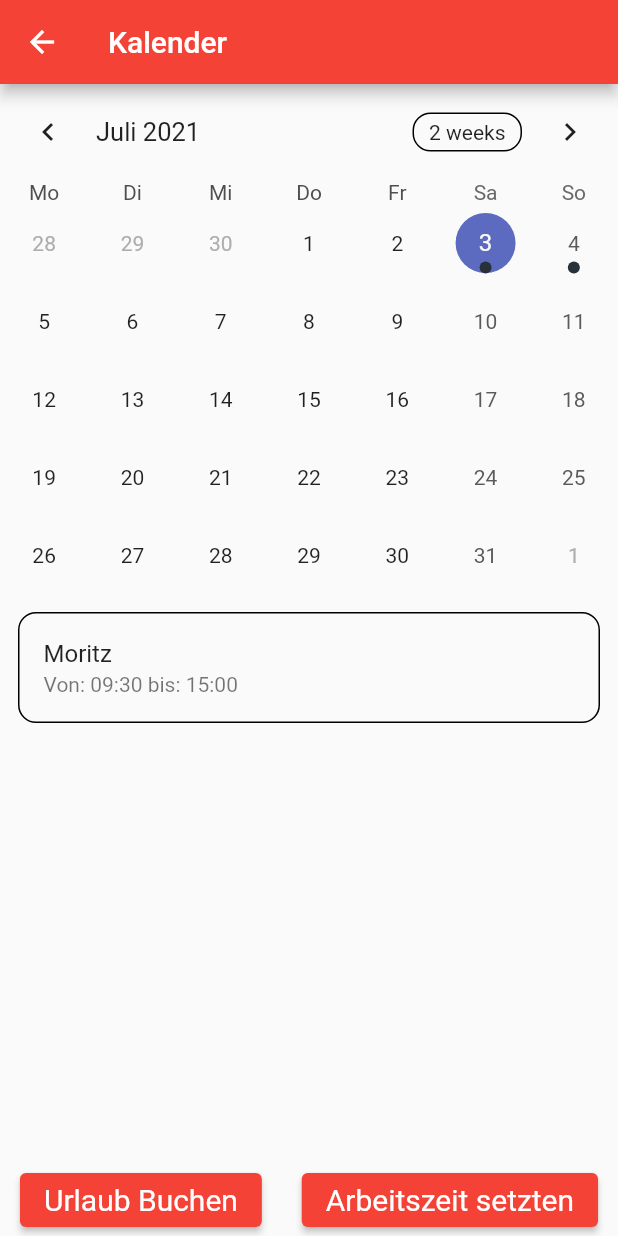
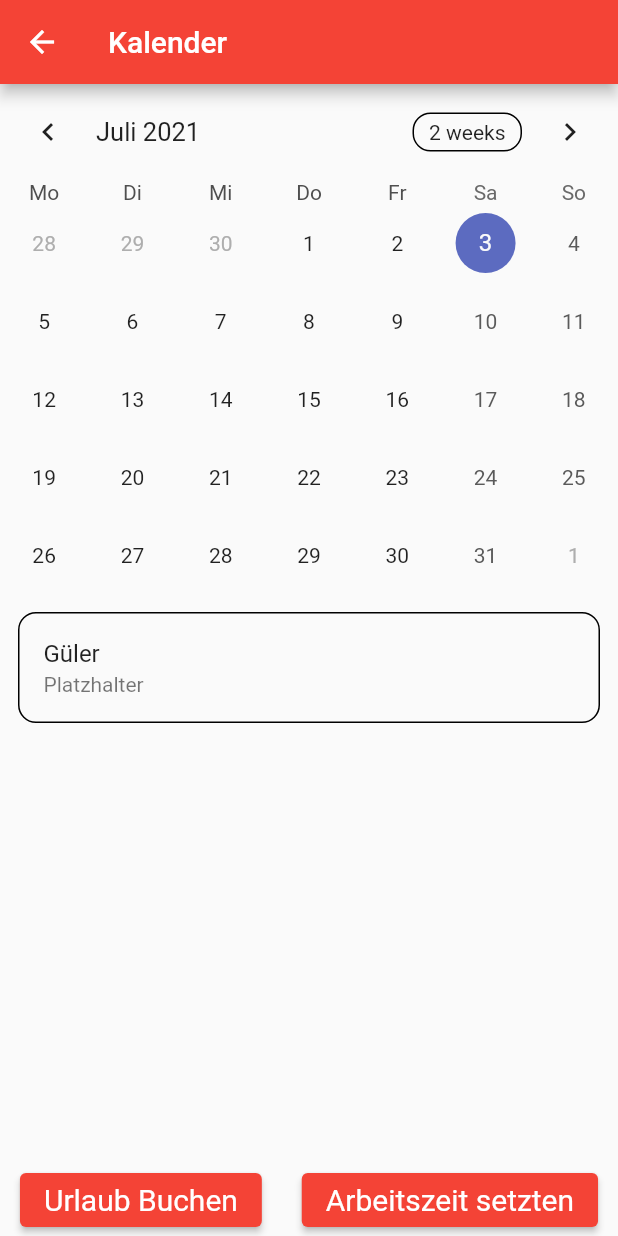
Before and after one commit to 99Nexus/mobile_unterhaltungs_app, a Flutter app: the CalenderView screen opened directly, after a tap on "Arbeitszeit setzten", on a phone screen of 412 x 824 dp. Run offline on Flutter 3.47's test engine with Material 2 defaults, Android fonts, the phone set to English and light mode, and no system bars; drawn by our look-alikes of table_calendar; our stand-ins replace cloud_firestore, firebase_core; missing offline and left inert: dart:ffi; accounts and stored records are empty.

Commit message:
Dokumente Überarbeitet um in FireStore zu schreiben Überarbeitung der Kalenderseite

```diff
--- a/lib/Data/Kalender/Attendance.dart
+++ b/lib/Data/Kalender/Attendance.dart
@@ -1,9 +1,13 @@
-import 'package:flutter/material.dart';
-import 'package:mobile_unterhaltungs_app/Data/Kalender/CalenderEntry.dart';
-import 'package:mobile_unterhaltungs_app/Data/Person/Person.dart';
+import 'package:json_annotation/json_annotation.dart';
+part 'Attendance.g.dart';
 
-class Attendance extends CalenderEntry{
-  Attendance(Person person, this.confirmed,DateTime start, DateTime end):timeRange=DateTimeRange(start: start, end: end),super(person);
-  bool confirmed;
-  DateTimeRange timeRange;
+@JsonSerializable()
+class Attendance{
+  Attendance(this.approved, this.start, this.end);
+  bool approved;
+  DateTime start;
+  DateTime end;
+
+  factory Attendance.fromJson(Map<String, dynamic?> json)=>_$AttendanceFromJson(json);
+  Map<String, dynamic?> toJson()=>_$AttendanceToJson(this);
 }
--- a/lib/Data/Kalender/CalenderEntry.dart
+++ b/lib/Data/Kalender/CalenderEntry.dart
@@ -1,7 +1,14 @@
+import 'package:json_annotation/json_annotation.dart';
+import 'Attendance.dart';
+import 'package:mobile_unterhaltungs_app/Data/Person/Person.dart';
+part 'CalenderEntry.g.dart';
 
-import 'package:mobile_unterhaltungs_app/Data/Person/Person.dart';
+@JsonSerializable(explicitToJson: true)
+class CalenderEntry{
+  CalenderEntry( this.owner,  this.attendance);
+  final Person owner;
+  final List<Attendance> attendance;
 
-abstract class CalenderEntry{
-  CalenderEntry(this.owner);
-  Person owner;
+  factory CalenderEntry.fromJson(Map<String, dynamic?> json)=> _$CalenderEntryFromJson(json);
+  Map<String,dynamic?> toJson()=> _$CalenderEntryToJson(this);
 }
--- a/lib/Data/Person/Person.dart
+++ b/lib/Data/Person/Person.dart
@@ -1,4 +1,12 @@
+import 'package:json_annotation/json_annotation.dart';
+part 'Person.g.dart';
+
+@JsonSerializable()
 class Person{
-  Person(this.vorname);
+  Person(this.vorname,  this.nachname);
   String vorname;
+  String nachname;
+
+  factory Person.fromJson(Map<String, dynamic?> json)=>_$PersonFromJson(json);
+  Map<String, dynamic?> toJson() =>_$PersonToJson(this);
 }
--- a/lib/Kalender/CalenderView.dart
+++ b/lib/Kalender/CalenderView.dart
@@ -1,8 +1,16 @@
+import 'package:cloud_firestore/cloud_firestore.dart';
 import 'package:flutter/material.dart';
 import 'package:mobile_unterhaltungs_app/Data/Kalender/Attendance.dart';
+import 'package:mobile_unterhaltungs_app/Data/Kalender/CalenderEntry.dart';
+import 'package:mobile_unterhaltungs_app/Data/Person/Person.dart';
 import 'package:table_calendar/table_calendar.dart';
 
-import 'CalData.dart';
+final calentryRef = FirebaseFirestore.instance
+    .collection('calenderentry')
+    .withConverter(
+        fromFirestore: (snapshots, _) =>
+            CalenderEntry.fromJson(snapshots.data()!),
+        toFirestore: (calenderentry, _) => calenderentry.toJson());
 
 class CalenderView extends StatefulWidget {
   @override
@@ -10,19 +18,22 @@ class CalenderView extends StatefulWidget {
 }
 
 class _CalenderViewState extends State<CalenderView> {
-  CalendarFormat _calendarFormat=CalendarFormat.month;
+  late Query<CalenderEntry> _calentryQuery;
+  late Stream<QuerySnapshot<CalenderEntry>> _calennderentry;
+
+  CalendarFormat _calendarFormat = CalendarFormat.month;
   late final ValueNotifier<List<Attendance>> _selectedEvents;
-  DateTime _focusedDay=DateTime.now();
+  DateTime _focusedDay = DateTime.now();
   DateTime? _selectedDay;
 
-  double start=10;
-  double end=15;
+  double start = 10;
+  double end = 15;
 
-  List<Attendance> _getEventsForDay(DateTime day){
+  /*List<Attendance> _getEventsForDay(DateTime day){
     return calenderData[day] ??[];
-  }
+  }*/
 
-  _onDaySelected(DateTime selectedDay, DateTime focusedDay){
+  /*_onDaySelected(DateTime selectedDay, DateTime focusedDay){
     if (!isSameDay(_selectedDay, selectedDay)) {
       setState(() {
         _selectedDay = selectedDay;
@@ -30,48 +41,75 @@ class _CalenderViewState extends State<CalenderView> {
       });
       _selectedEvents.value= _getEventsForDay(selectedDay);
     }
-  }
+  }*/
   //Die Ausgabe der Uhrzeit muss geändert werden von 9:0 Uhr auf 09:00 Uhr
-  String _timeparser(DateTime dateTime){
-    return '${dateTime.hour>9?dateTime.hour:'0${dateTime.hour}'}:${dateTime.minute>9?dateTime.minute:'0${dateTime.minute}'}';
+  String _timeparser(DateTime dateTime) {
+    return '${dateTime.hour > 9 ? dateTime.hour : '0${dateTime.hour}'}:${dateTime.minute > 9 ? dateTime.minute : '0${dateTime.minute}'}';
   }
 
   @override
   void initState() {
-    _selectedDay=_focusedDay;
-    _selectedEvents = ValueNotifier(_getEventsForDay(_selectedDay!));
+    _selectedDay = _focusedDay;
+    // _selectedEvents = ValueNotifier(_getEventsForDay(_selectedDay!));
+    _updateCalenderEntryQuery();
   }
+
+  void _updateCalenderEntryQuery() {
+    setState(() {
+      _calentryQuery = calentryRef;
+      _calennderentry = _calentryQuery.snapshots();
+    });
+  }
+
   @override
   Widget build(BuildContext context) {
+    Future<void> addUser() async {
+      List<Attendance> calList = [
+        Attendance(true, DateTime(2021, 07, 06, 10, 00),
+            DateTime(2021, 07, 06, 15, 00))
+      ];
+      calentryRef.add(CalenderEntry(Person("Emre", 'Güler'), calList));
+    }
+
     return Scaffold(
       appBar: AppBar(
         title: Text("Kalender"),
       ),
-      body: Column(
-        children: <Widget>[
+      body: Column(children: <Widget>[
         TableCalendar(
-            firstDay: DateTime(_focusedDay.year,_focusedDay.month-3,_focusedDay.day),
-            lastDay: DateTime(_focusedDay.year,_focusedDay.month+3,_focusedDay.day),
+          firstDay: DateTime(
+              _focusedDay.year, _focusedDay.month - 3, _focusedDay.day),
+          lastDay: DateTime(
+              _focusedDay.year, _focusedDay.month + 3, _focusedDay.day),
           focusedDay: _focusedDay,
           startingDayOfWeek: StartingDayOfWeek.monday,
           calendarFormat: _calendarFormat,
-            onFormatChanged: (format){
+          onFormatChanged: (format) {
             setState(() {
-               _calendarFormat=format;
+              _calendarFormat = format;
             });
           },
           selectedDayPredicate: (day) => isSameDay(_selectedDay, day),
-            onDaySelected: _onDaySelected,
-            eventLoader: _getEventsForDay,
+          //onDaySelected: _onDaySelected,
+          //eventLoader: _getEventsForDay,
           locale: 'de_DE',
         ),
         const SizedBox(height: 8.0),
         Expanded(
-            child: ValueListenableBuilder<List<Attendance>>(
-              valueListenable: _selectedEvents,
-              builder: (context, value, _) {
+          child: StreamBuilder<QuerySnapshot<CalenderEntry>>(
+            stream: _calennderentry,
+            builder: (context, snapshot) {
+              if (snapshot.hasError) {
+                return Center(
+                  child: Text(snapshot.error.toString()),
+                );
+              }
+              if (!snapshot.hasData) {
+                return const Center(child: CircularProgressIndicator());
+              }
+              final data = snapshot.requireData;
               return ListView.builder(
-                  itemCount: value.length,
+                itemCount: data.size,
                 itemBuilder: (context, index) {
                   return Container(
                       margin: const EdgeInsets.symmetric(
@@ -81,15 +119,17 @@ class _CalenderViewState extends State<CalenderView> {
                       decoration: BoxDecoration(
                         border: Border.all(),
                         borderRadius: BorderRadius.circular(12.0),
-                        color: value[index].confirmed?null:Colors.red,
+                        //color: value[index].confirmed ? null : Colors.red,
                       ),
                       child: ListTile(
-                        onTap: () => print('${value[index].owner.vorname}'),
-                        title: Text('${value[index].owner.vorname}'),
-
-                        subtitle: Text('Von: ${_timeparser(value[index].timeRange.start)} bis: ${_timeparser(value[index].timeRange.end)}'),
+                        onTap: () =>
+                            print('${data.docs[index].data().owner.vorname}'),
+                        title:
+                            Text('${data.docs[index].data().owner.nachname}'),
+                        subtitle: Text('Platzhalter'
+                            //'Von: ${_timeparser(value[index].timeRange.start)} bis: ${_timeparser(value[index].timeRange.end)}'),
                             ),
-                    );
+                      ));
                 },
               );
             },
@@ -98,28 +138,29 @@ class _CalenderViewState extends State<CalenderView> {
         Row(
           mainAxisAlignment: MainAxisAlignment.spaceAround,
           children: [
-              ElevatedButton( //TODO Funktionalität hinterlegen
-                  onPressed: (){
+            ElevatedButton(
+              //TODO Funktionalität hinterlegen
+              onPressed: () {
                 print('Urlaub');
               },
               child: Text('Urlaub Buchen'),
               style: ElevatedButton.styleFrom(
-                  textStyle:TextStyle(fontSize: 20),
+                textStyle: TextStyle(fontSize: 20),
               ),
             ),
-              ElevatedButton( //TODO Funktionalität hinterlegen
-                  onPressed: (){
-                    print('Arbeitszeit');
+            ElevatedButton(
+              //TODO Funktionalität hinterlegen
+              onPressed: () {
+                addUser();
               },
               child: Text('Arbeitszeit setzten'),
               style: ElevatedButton.styleFrom(
-                  textStyle:TextStyle(fontSize: 20),
+                textStyle: TextStyle(fontSize: 20),
               ),
             ),
           ],
         )
-        ]
-      ),
+      ]),
     );
   }
 }
--- a/lib/Login und Registrieren/Registrieren.dart
+++ b/lib/Login und Registrieren/Registrieren.dart
@@ -2,12 +2,13 @@ import 'dart:ui';
 
 import 'package:flutter/cupertino.dart';
 import 'package:flutter/material.dart';
+import 'package:intl/date_symbol_data_local.dart';
 import 'package:mobile_unterhaltungs_app/Login%20und%20Registrieren/Login.dart';
 import 'package:firebase_core/firebase_core.dart';
 
 void main() {
   WidgetsFlutterBinding.ensureInitialized();
-  runApp(Registrieren());
+  initializeDateFormatting('de_DE').then((_) => runApp(Registrieren()));
 }
 
 class Registrieren extends StatelessWidget {
--- a/pubspec.yaml
+++ b/pubspec.yaml
@@ -32,6 +32,8 @@ dependencies:
   cupertino_icons: ^1.0.2
   table_calendar: ^3.0.0
   intl: ^0.17.0
+  json_serializable: ^4.1.3
+  build_runner: ^2.0.5
 
 dev_dependencies:
   flutter_test:
```
Also changed, not shown: lib/Data/Kalender/Attendance.g.dart (added), lib/Data/Kalender/CalenderEntry.g.dart (added), lib/Data/Person/Person.g.dart (added), pubspec.lock. Lines whose indentation alone changed are shown as unchanged.
